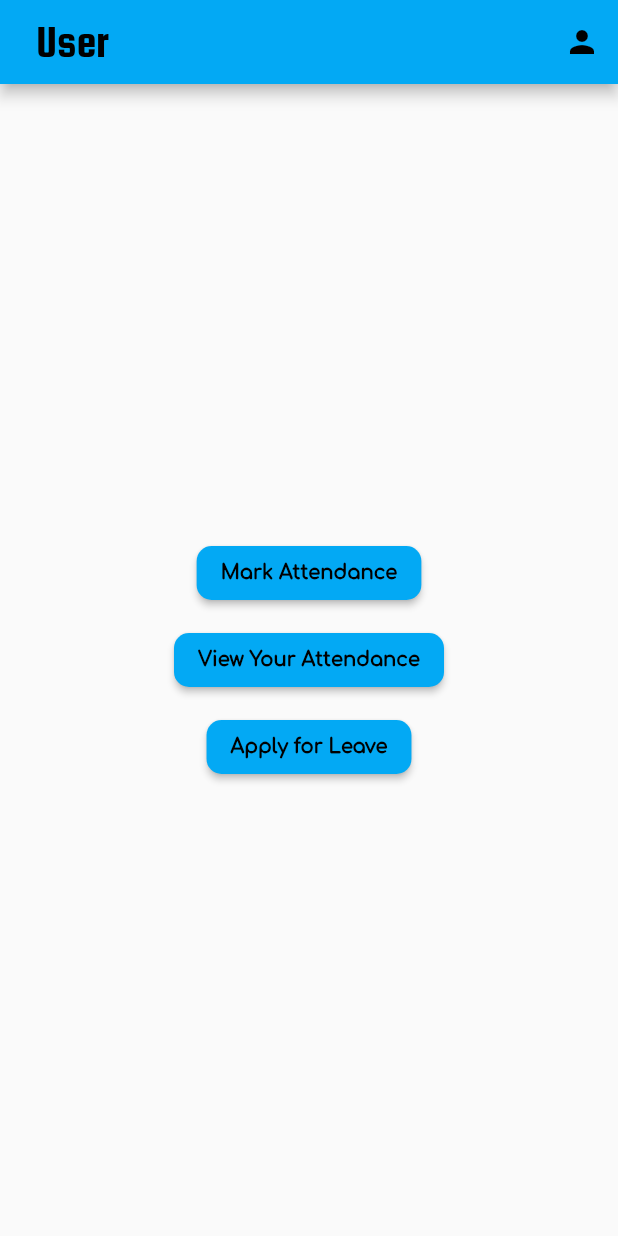
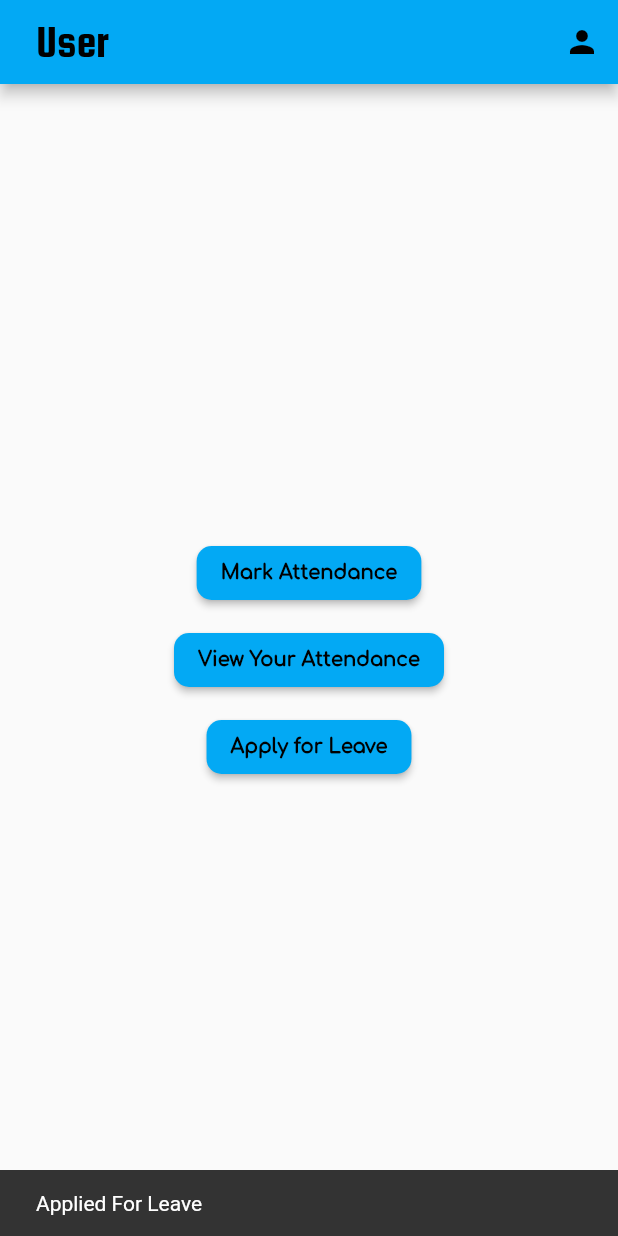
Before and after one commit to UMChannar/Attendance-System, a Flutter app: the screen it shows once a user with an empty profile is signed in, after a tap on "Apply for Leave", on a phone screen of 412 x 824 dp. Run offline on Flutter 3.47's test engine with Material 2 defaults, Android fonts, the phone set to English and light mode, and no system bars; our stand-ins replace cloud_firestore, firebase_auth, firebase_core; accounts and stored records are empty.

Commit message:
Apply for leave feature completed

```diff
--- /dev/null
+++ b/lib/storage/apply_for_leave_user.dart
@@ -0,0 +1,70 @@
+import 'package:cloud_firestore/cloud_firestore.dart';
+import 'package:firebase_auth/firebase_auth.dart';
+import 'package:flutter/material.dart';
+
+Future<void> applyLeave(String leave, BuildContext context) async {
+  final user = FirebaseAuth.instance.currentUser;
+  if (user == null) {
+    return;
+  }
+
+  final userRef = FirebaseFirestore.instance.collection('users').doc(user.uid);
+  final userDoc = await userRef.get();
+
+  if (userDoc.exists) {
+    final currentDate = DateTime.now().toLocal().toString().substring(0, 10);
+    final leaveRef = userRef.collection('leave');
+    final leaveQuery = await leaveRef
+        .where('date', isEqualTo: currentDate)
+        .where('Leave', isEqualTo: 'Accepted')
+        .get();
+    final leaveNotQuery = await leaveRef
+        .where('date', isEqualTo: currentDate)
+        .where('Leave', isEqualTo: 'leave')
+        .get();
+    if (leaveQuery.docs.isNotEmpty) {
+      ScaffoldMessenger.of(context).showSnackBar(
+        SnackBar(
+          content: Text('Leave Accepted'),
+          duration: Duration(seconds: 1),
+        ),
+      );
+      return;
+    } else if (leaveNotQuery.docs.isNotEmpty) {
+      ScaffoldMessenger.of(context).showSnackBar(
+        SnackBar(
+          content: Text('Already Applied for leave'),
+          duration: Duration(seconds: 1),
+        ),
+      );
+      return;
+    } else {
+      await leaveRef.doc().set(
+        {
+          'date': currentDate,
+          'Leave': leave,
+        },
+      );
+      ScaffoldMessenger.of(context).showSnackBar(
+        SnackBar(
+          content: Text('Applied For Leave'),
+          duration: Duration(seconds: 1),
+        ),
+      );
+    }
+  }
+}
+
+Future<void> applyForLeave(String leave, BuildContext context) async {
+  try {
+    await applyLeave(leave, context);
+  } on FirebaseException catch (e) {
+    ScaffoldMessenger.of(context).showSnackBar(
+      SnackBar(
+        duration: const Duration(seconds: 1),
+        content: Text(e.message!),
+      ),
+    );
+    Navigator.pop(context);
+  }
+}
--- a/lib/user/user_home_screen.dart
+++ b/lib/user/user_home_screen.dart
@@ -1,4 +1,5 @@
 import 'package:attendence_management/auth/auth.dart';
+import 'package:attendence_management/storage/apply_for_leave_user.dart';
 import 'package:attendence_management/storage/mark_attendance_user.dart';
 import 'package:attendence_management/user/user_attendance_view_screen.dart';
 import 'package:attendence_management/user/user_profile_screen.dart';
@@ -75,7 +76,12 @@ class UserHomeScreen extends StatelessWidget {
             const SizedBox(
               height: 10,
             ),
-            button(() {}, 'Apply for Leave', context),
+            button(() {
+              applyForLeave(
+                'leave',
+                context,
+              );
+            }, 'Apply for Leave', context),
           ],
         ),
       ),
```
